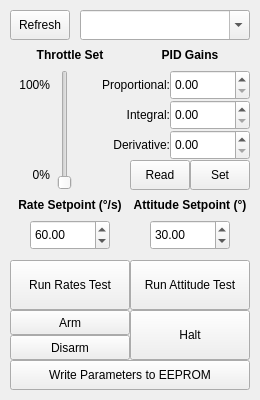
pryre/rqt_mc_tuner, file resource/MCTuner.ui: the form before one commit.
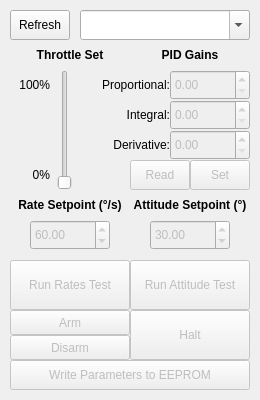
The form after the commit. Custom widgets are drawn as their Qt base class.

What changed in the file:
```diff
--- a/resource/MCTuner.ui
+++ b/resource/MCTuner.ui
@@ -57,6 +57,9 @@
    </property>
   </widget>
   <widget class="QPushButton" name="button_run_test_rates">
+   <property name="enabled">
+    <bool>false</bool>
+   </property>
    <property name="geometry">
     <rect>
      <x>10</x>
@@ -70,6 +73,9 @@
    </property>
   </widget>
   <widget class="QPushButton" name="button_halt">
+   <property name="enabled">
+    <bool>false</bool>
+   </property>
    <property name="geometry">
     <rect>
      <x>130</x>
@@ -83,6 +89,9 @@
    </property>
   </widget>
   <widget class="QPushButton" name="button_gains_set">
+   <property name="enabled">
+    <bool>false</bool>
+   </property>
    <property name="geometry">
     <rect>
      <x>190</x>
@@ -96,6 +105,9 @@
    </property>
   </widget>
   <widget class="QDoubleSpinBox" name="spinbox_d_gain">
+   <property name="enabled">
+    <bool>false</bool>
+   </property>
    <property name="geometry">
     <rect>
      <x>170</x>
@@ -106,6 +118,9 @@
    </property>
   </widget>
   <widget class="QDoubleSpinBox" name="spinbox_i_gain">
+   <property name="enabled">
+    <bool>false</bool>
+   </property>
    <property name="geometry">
     <rect>
      <x>170</x>
@@ -116,6 +131,9 @@
    </property>
   </widget>
   <widget class="QDoubleSpinBox" name="spinbox_p_gain">
+   <property name="enabled">
+    <bool>false</bool>
+   </property>
    <property name="geometry">
     <rect>
      <x>170</x>
@@ -174,6 +192,9 @@
    </property>
   </widget>
   <widget class="QPushButton" name="button_write_parameters">
+   <property name="enabled">
+    <bool>false</bool>
+   </property>
    <property name="geometry">
     <rect>
      <x>10</x>
@@ -304,6 +325,9 @@
    </property>
   </widget>
   <widget class="QPushButton" name="button_run_test_attitude">
+   <property name="enabled">
+    <bool>false</bool>
+   </property>
    <property name="geometry">
     <rect>
      <x>130</x>
@@ -339,6 +363,9 @@
    </property>
   </widget>
   <widget class="QDoubleSpinBox" name="spinbox_setpoint_attitude">
+   <property name="enabled">
+    <bool>false</bool>
+   </property>
    <property name="geometry">
     <rect>
      <x>150</x>
@@ -355,6 +382,9 @@
    </property>
   </widget>
   <widget class="QDoubleSpinBox" name="spinbox_setpoint_rate">
+   <property name="enabled">
+    <bool>false</bool>
+   </property>
    <property name="geometry">
     <rect>
      <x>30</x>
@@ -371,6 +401,9 @@
    </property>
   </widget>
   <widget class="QPushButton" name="button_gains_read">
+   <property name="enabled">
+    <bool>false</bool>
+   </property>
    <property name="geometry">
     <rect>
      <x>130</x>
@@ -384,6 +417,9 @@
    </property>
   </widget>
   <widget class="QPushButton" name="button_arm">
+   <property name="enabled">
+    <bool>false</bool>
+   </property>
    <property name="geometry">
     <rect>
      <x>10</x>
@@ -397,6 +433,9 @@
    </property>
   </widget>
   <widget class="QPushButton" name="button_disarm">
+   <property name="enabled">
+    <bool>false</bool>
+   </property>
    <property name="geometry">
     <rect>
      <x>10</x>
```
Left out of the diff: 5 changed lines with no effect on the pictures.
